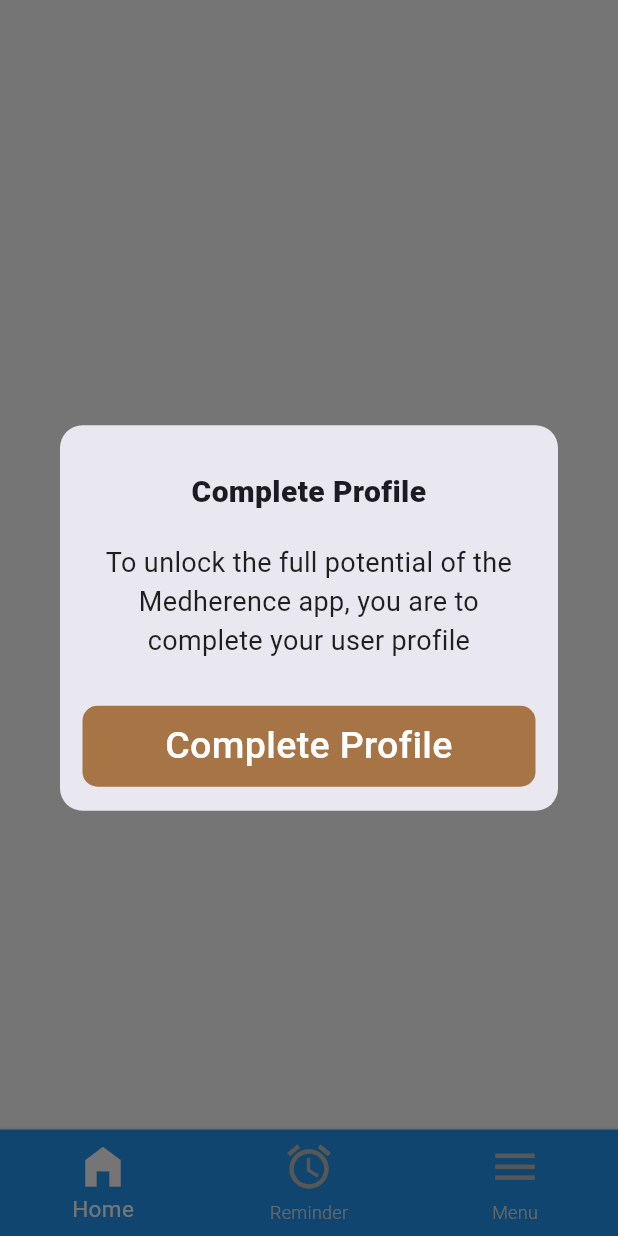
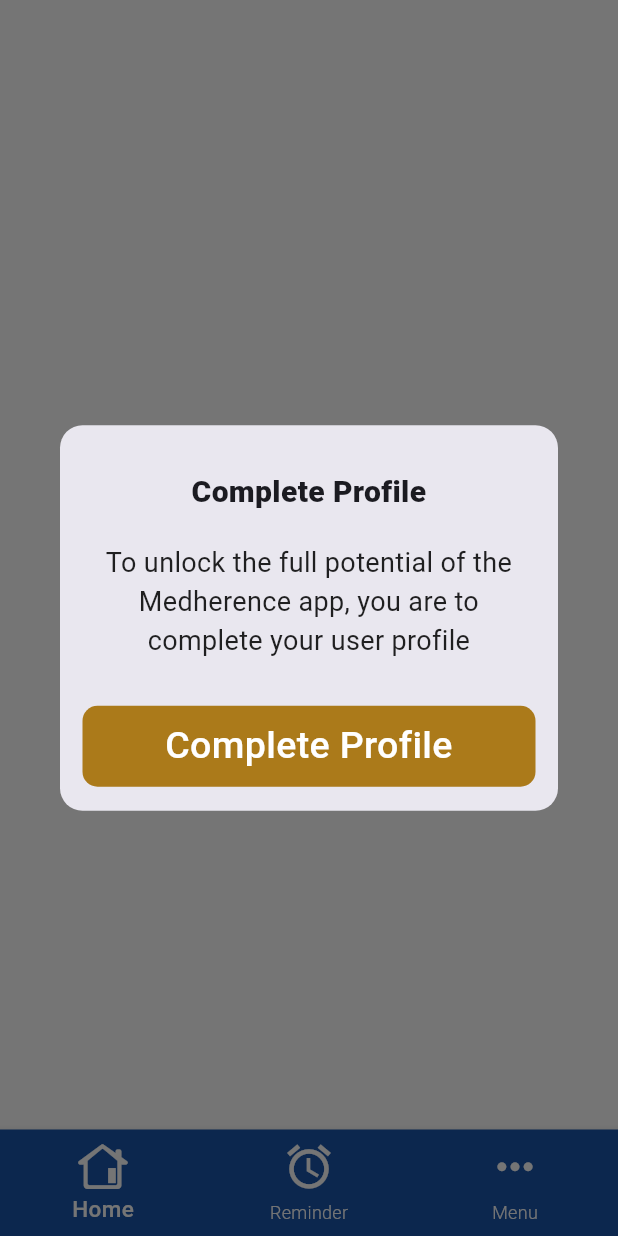
Before and after one commit to medherence-health/mobile_view, a Flutter app: the DashboardView screen opened directly, on a phone screen of 412 x 824 dp. Run offline on Flutter 3.47's test engine with Material 3 defaults, Android fonts, the phone set to English and light mode, and no system bars; our stand-ins replace stacked.

Commit message:
added vector image and const utils

```diff
--- a/medherence/lib/core/constants_utils/color_utils.dart
+++ b/medherence/lib/core/constants_utils/color_utils.dart
@@ -2,7 +2,13 @@
 import 'package:flutter/material.dart';
 
 class AppColors {
-  static const Color mainPrimary = Color.fromARGB(255, 166, 116, 69);
+  static const Color mainPrimaryButton = Color.fromRGBO(171, 122, 26, 1);
+
+  static const Color pressedButton = Color.fromRGBO(142, 102, 22, 1);
+
+  static const Color disabledButton = Color.fromRGBO(213, 188, 140, 1);
+  static const Color navBarColor = Color.fromRGBO(26, 85, 171, 1);
+  static const Color unselectedNavBarColor = Color.fromRGBO(255, 255, 255, 1);
   static const Color fadedOrange = Color(0xFFFFF4F0);
   static const Color midOrange = Color(0xFFF6C8B9);
   static const Color lightRed = Color(0xFFFFEBEB);
--- a/medherence/lib/core/shared_widget/buttons.dart
+++ b/medherence/lib/core/shared_widget/buttons.dart
@@ -1,4 +1,5 @@
 import 'package:flutter/material.dart';
+import 'package:medherence/core/constants_utils/color_utils.dart';
 
 class PrimaryButton extends StatelessWidget {
   final ButtonConfig buttonConfig;
@@ -13,8 +14,8 @@
     this.height = 54.0,
     this.margin,
     this.width = double.infinity,
-    this.textColor = Colors.white,
-    this.color = const Color.fromARGB(255, 166, 116, 69),
+    this.textColor = AppColors.white,
+    this.color = AppColors.mainPrimaryButton,
   }) : super(key: key);
 
   @override
@@ -24,7 +25,7 @@
       width: width,
       margin: margin ?? const EdgeInsets.all(0),
       decoration: BoxDecoration(
-        color: buttonConfig.disabled ? Colors.white70 : color,
+        color: buttonConfig.disabled ? AppColors.disabledButton : color,
         borderRadius: BorderRadius.circular(
           (10),
         ),
@@ -34,7 +35,7 @@
         child: InkWell(
           onTap: buttonConfig.disabled ? null : buttonConfig.action,
           highlightColor:
-              const Color.fromARGB(255, 166, 116, 69).withOpacity(0.3),
+              AppColors.disabledButton,
           child: Center(
             child: Text(
               buttonConfig.text,
@@ -65,8 +66,8 @@
       this.height = 54.0,
       this.margin,
       this.width = double.infinity,
-      this.textColor = const Color.fromARGB(255, 166, 116, 69),
-      this.color = Colors.white})
+      this.textColor = AppColors.mainPrimaryButton,
+      this.color = Colors.white,})
       : super(key: key);
 
   @override
@@ -81,14 +82,14 @@
           (10),
         ),
         border: Border.all(
-          color: const Color.fromARGB(255, 166, 116, 69),
+          color: AppColors.pressedButton,
         ),
       ),
       child: Material(
         color: Colors.transparent,
         child: InkWell(
           onTap: buttonConfig.action,
-          highlightColor: Colors.white.withOpacity(0.3),
+          highlightColor: AppColors.disabledButton,
           child: Center(
             child: Text(
               buttonConfig.text,
--- a/medherence/lib/features/dashboard_feature/widgets/bottom_nav_bar.dart
+++ b/medherence/lib/features/dashboard_feature/widgets/bottom_nav_bar.dart
@@ -1,5 +1,6 @@
 import 'package:flutter/cupertino.dart';
 import 'package:flutter/material.dart';
+import 'package:medherence/core/constants_utils/color_utils.dart';
 
 // ignore: must_be_immutable
 class CustomBottomNavigationBar extends StatelessWidget {
@@ -10,13 +11,13 @@
   Widget build(BuildContext context) {
     return BottomNavigationBar(
       elevation: 5,
-      backgroundColor: Colors.blue,
-      selectedItemColor: Colors.white,
+      backgroundColor: AppColors.navBarColor,
+      selectedItemColor: AppColors.white,
       selectedLabelStyle: const TextStyle(
         fontSize: (15),
-        fontWeight: FontWeight.w400,
+        fontWeight: FontWeight.w500,
       ),
-      unselectedItemColor: Colors.grey.shade300,
+      unselectedItemColor: AppColors.unselectedNavBarColor,
       unselectedLabelStyle: const TextStyle(
         fontSize: (12),
         fontWeight: FontWeight.w300,
@@ -28,34 +29,34 @@
       items: [
         BottomNavigationBarItem(
           icon: Icon(
-            Icons.home,
-            color: Colors.grey.shade400,
+            CupertinoIcons.house_alt,
+            color: AppColors.unselectedNavBarColor,
           ),
           activeIcon: Icon(
-            Icons.home_filled,
-            color: Colors.white,
+            CupertinoIcons.house_alt,
+            color: AppColors.white,
           ),
           label: 'Home',
         ),
         BottomNavigationBarItem(
           icon: Icon(
             Icons.alarm_sharp,
-            color: Colors.grey.shade400,
+            color: AppColors.unselectedNavBarColor,
           ),
           activeIcon: Icon(
             Icons.alarm_sharp,
-            color: Colors.white,
+            color: AppColors.white,
           ),
           label: 'Reminder',
         ),
         BottomNavigationBarItem(
           icon: Icon(
-            Icons.menu,
-            color: Colors.grey.shade400,
+            Icons.more_horiz,
+            color: AppColors.unselectedNavBarColor,
           ),
           activeIcon: Icon(
-            Icons.menu,
-            color: Colors.white,
+            Icons.more_horiz,
+            color: AppColors.white,
           ),
           label: 'Menu',
         ),
--- a/medherence/pubspec.yaml
+++ b/medherence/pubspec.yaml
@@ -60,8 +60,8 @@
   uses-material-design: true
 
   # To add assets to your application, add an assets section, like this:
-  # assets:
-  #   - images/a_dot_burr.jpeg
+  assets:
+    - assets/images/
   #   - images/a_dot_ham.jpeg
 
   # An image asset can refer to one or more resolution-specific "variants", see
```
Also changed, not shown: medherence/lib/features/splashscreen/splashscreen.dart (added, +77 -0 lines), medherence/assets/fonts/Poppins-Bold.ttf (added), medherence/assets/fonts/Poppins-Medium.ttf (added), medherence/assets/fonts/Poppins-Regular.ttf (added), medherence/assets/images/vector.png (added).
